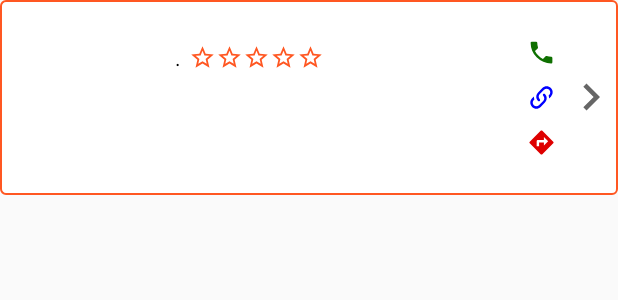
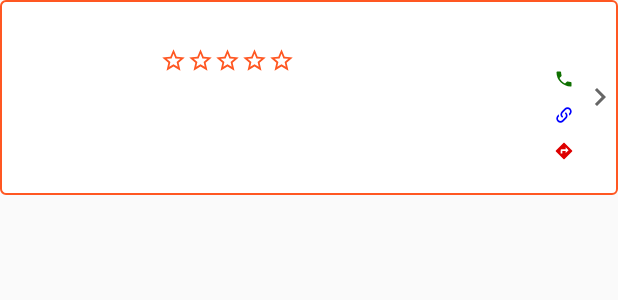
Before and after one commit to santbob/Capstone-Project, an Android app: the layout reco_list_item.xml on its own in the app's theme, with its tools: preview values and no code run, on a phone screen of 412 x 824 dp. Shown: the top 300 px of the screen. Run offline under Robolectric (Android 15) with nearby library versions, the phone set to English and light mode, and no system bars.

Commit message:
pretty much complete.

```diff
--- a/LetMeEat/app/src/main/java/com/letmeeat/letmeeat/RecoDetailFragment.java
+++ b/LetMeEat/app/src/main/java/com/letmeeat/letmeeat/RecoDetailFragment.java
@@ -162,7 +162,6 @@ public class RecoDetailFragment extends Fragment implements LoaderManager.Loader
         TextView name = (TextView) mRootView.findViewById(R.id.reco_name);
         ImageView image = (ImageView) mRootView.findViewById(R.id.reco_image);
         TextView priceRange = (TextView) mRootView.findViewById(R.id.price_range);
-        TextView dotSeparator = (TextView) mRootView.findViewById(R.id.dot_separator);
         TextView reviewsCount = (TextView) mRootView.findViewById(R.id.reviews_count);
         ImageView ratingStar1 = (ImageView) mRootView.findViewById(R.id.rating_star_1);
         ImageView ratingStar2 = (ImageView) mRootView.findViewById(R.id.rating_star_2);
@@ -213,10 +212,6 @@ public class RecoDetailFragment extends Fragment implements LoaderManager.Loader
             String price = mCursor.getString(mCursor.getColumnIndex(RecosContract.RecosEntry.COLUMN_PRICE_RANGE));
             if (!TextUtils.isEmpty(price)) {
                 priceRange.setText(price);
-                dotSeparator.setVisibility(View.VISIBLE);
-            } else {
-                priceRange.setVisibility(View.GONE);
-                dotSeparator.setVisibility(View.GONE);
             }
 
             byte[] jsonBytes = mCursor.getBlob(mCursor.getColumnIndex(RecosContract.RecosEntry.COLUMN_CATEGORIES));
--- a/LetMeEat/app/src/main/java/com/letmeeat/letmeeat/adapters/RecosAdapter.java
+++ b/LetMeEat/app/src/main/java/com/letmeeat/letmeeat/adapters/RecosAdapter.java
@@ -46,7 +46,6 @@ public class RecosAdapter extends RecyclerView.Adapter<RecosAdapter.ViewHolder>
         private final TextView name;
         private final TextView reviewsCount;
         private final TextView priceRange;
-        private final TextView dotSeparator;
         private final TextView cuisine;
         private final TextView address;
         private final ImageView image;
@@ -57,7 +56,6 @@ public class RecosAdapter extends RecyclerView.Adapter<RecosAdapter.ViewHolder>
             name = (TextView) v.findViewById(R.id.reco_name);
             image = (ImageView) v.findViewById(R.id.reco_image);
             priceRange = (TextView) v.findViewById(R.id.price_range);
-            dotSeparator = (TextView) v.findViewById(R.id.dot_separator);
             reviewsCount = (TextView) v.findViewById(R.id.reviews_count);
             ratingStar1 = (ImageView) v.findViewById(R.id.rating_star_1);
             ratingStar2 = (ImageView) v.findViewById(R.id.rating_star_2);
@@ -125,10 +123,6 @@ public class RecosAdapter extends RecyclerView.Adapter<RecosAdapter.ViewHolder>
         String priceRange = cursor.getString(cursor.getColumnIndex(RecosContract.RecosEntry.COLUMN_PRICE_RANGE));
         if (!TextUtils.isEmpty(priceRange)) {
             holder.priceRange.setText(priceRange);
-            holder.dotSeparator.setVisibility(View.VISIBLE);
-        } else {
-            holder.priceRange.setVisibility(View.GONE);
-            holder.dotSeparator.setVisibility(View.GONE);
         }
 
         byte[] jsonBytes = cursor.getBlob(cursor.getColumnIndex(RecosContract.RecosEntry.COLUMN_CATEGORIES));
--- a/LetMeEat/app/src/main/res/layout/reco_badge.xml
+++ b/LetMeEat/app/src/main/res/layout/reco_badge.xml
@@ -20,8 +20,8 @@
         android:layout_weight="1"
         android:orientation="vertical"
         android:paddingBottom="@dimen/small_pad"
-        android:paddingEnd="@dimen/medium_pad"
-        android:paddingStart="@dimen/medium_pad"
+        android:paddingEnd="@dimen/small_pad"
+        android:paddingStart="@dimen/small_pad"
         android:paddingTop="@dimen/small_pad">
 
         <TextView
@@ -31,32 +31,13 @@
             android:layout_marginBottom="@dimen/small_pad"
             android:minHeight="12dp"
             android:textColor="@color/black"
-            android:textSize="12sp" />
+            android:textSize="14sp" />
 
         <LinearLayout
             android:layout_width="match_parent"
             android:layout_height="wrap_content"
             android:layout_marginBottom="@dimen/small_pad"
             android:orientation="horizontal">
-
-            <TextView
-                android:id="@+id/price_range"
-                android:layout_width="wrap_content"
-                android:layout_height="wrap_content"
-                android:gravity="start"
-                android:textColor="@color/black"
-                android:textSize="14sp" />
-
-            <TextView
-                android:id="@+id/dot_separator"
-                android:layout_width="wrap_content"
-                android:layout_height="wrap_content"
-                android:layout_marginEnd="@dimen/small_pad"
-                android:layout_marginStart="@dimen/small_pad"
-                android:text="@string/dot"
-                android:gravity="start"
-                android:textColor="@color/black"
-                android:textSize="14sp" />
 
             <ImageView
                 android:id="@+id/rating_star_1"
@@ -105,7 +86,8 @@
                 android:layout_gravity="center_vertical"
                 android:layout_marginStart="@dimen/small_pad"
                 android:gravity="center_vertical"
-                android:textColor="@color/charcoal" />
+                android:textColor="@color/charcoal"
+                android:textSize="12sp" />
 
         </LinearLayout>
 
@@ -115,7 +97,7 @@
             android:layout_height="wrap_content"
             android:gravity="start"
             android:textColor="@color/black"
-            android:textSize="14sp" />
+            android:textSize="12sp" />
 
         <TextView
             android:id="@+id/address"
@@ -127,15 +109,24 @@
     </LinearLayout>
 
     <LinearLayout
-        android:layout_width="30dp"
+        android:layout_width="@dimen/icon_size"
         android:layout_height="match_parent"
         android:gravity="center"
         android:orientation="vertical">
 
+        <TextView
+            android:id="@+id/price_range"
+            android:layout_width="@dimen/icon_size"
+            android:layout_height="@dimen/icon_size"
+            android:gravity="center"
+            android:textColor="@color/black"
+            android:textSize="14sp"
+            android:textStyle="bold" />
+
         <ImageView
             android:id="@+id/phone"
-            android:layout_width="30dp"
-            android:layout_height="30dp"
+            android:layout_width="@dimen/icon_size"
+            android:layout_height="@dimen/icon_size"
             android:contentDescription="@string/open_number_on_phone"
             android:paddingBottom="@dimen/small_pad"
             android:paddingTop="@dimen/small_pad"
@@ -143,8 +134,8 @@
 
         <ImageView
             android:id="@+id/link"
-            android:layout_width="30dp"
-            android:layout_height="30dp"
+            android:layout_width="@dimen/icon_size"
+            android:layout_height="@dimen/icon_size"
             android:contentDescription="@string/opens_link"
             android:paddingBottom="@dimen/small_pad"
             android:paddingTop="@dimen/small_pad"
@@ -152,8 +143,8 @@
 
         <ImageView
             android:id="@+id/directions"
-            android:layout_width="30dp"
-            android:layout_height="30dp"
+            android:layout_width="@dimen/icon_size"
+            android:layout_height="@dimen/icon_size"
             android:contentDescription="@string/get_directions"
             android:paddingBottom="@dimen/small_pad"
             android:paddingTop="@dimen/small_pad"
--- a/LetMeEat/app/src/main/res/layout/reco_list_item.xml
+++ b/LetMeEat/app/src/main/res/layout/reco_list_item.xml
@@ -11,8 +11,8 @@
     <include layout="@layout/reco_badge" />
 
     <ImageView
-        android:layout_width="36dp"
-        android:layout_height="36dp"
+        android:layout_width="@dimen/icon_size"
+        android:layout_height="@dimen/icon_size"
         android:layout_gravity="center_vertical"
         android:contentDescription="@string/more_details"
         android:src="@drawable/ic_right_arrow" />
--- a/LetMeEat/app/src/main/res/values/dimens.xml
+++ b/LetMeEat/app/src/main/res/values/dimens.xml
@@ -19,4 +19,6 @@
     <dimen name="image_thumbnail_size">100dp</dimen>
     <dimen name="image_thumbnail_spacing">1dp</dimen>
 
+    <dimen name="icon_size">24dp</dimen>
+
 </resources>
```
